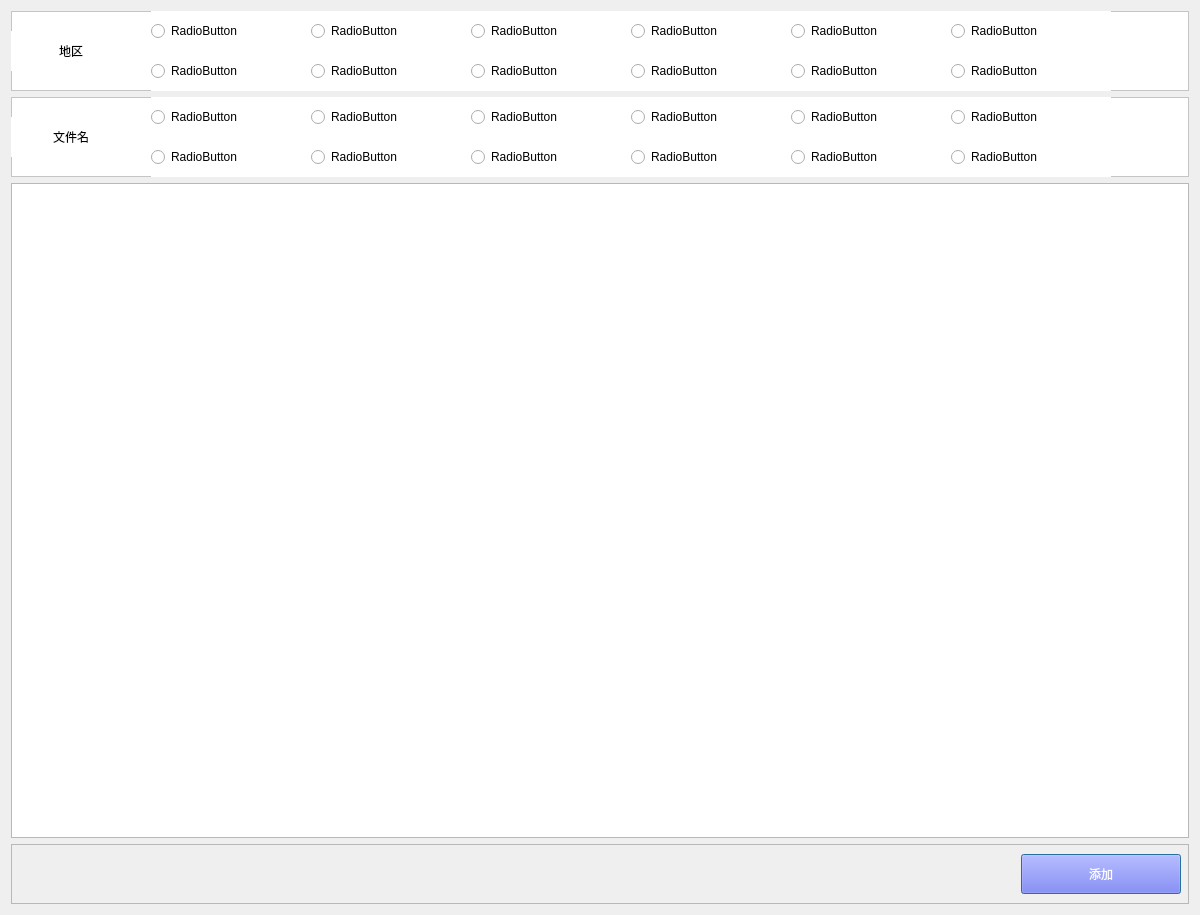
First picture: the form in views/edit/add_gift.ui, repository WanKaKa/IjsGiftWall, before the edit.
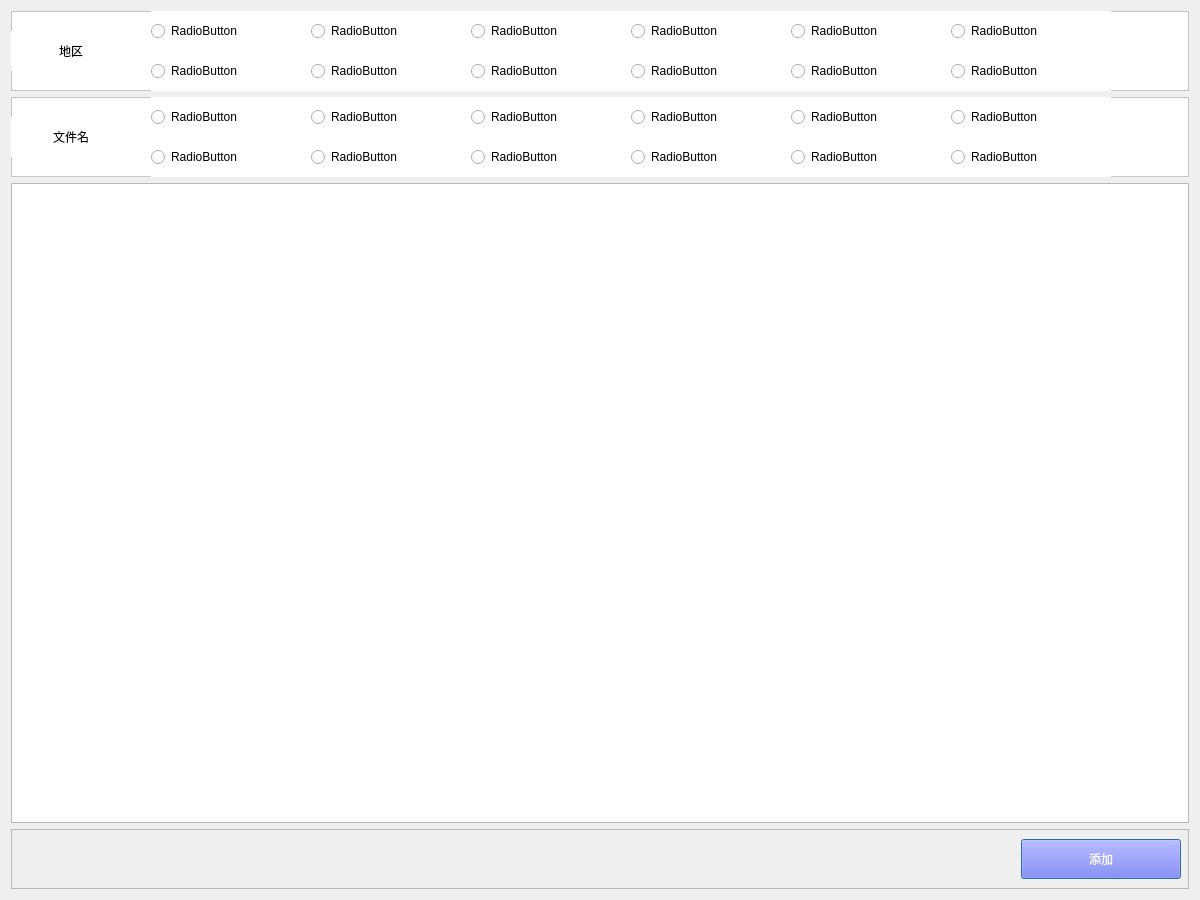
Second picture: the form after the edit.

```diff
--- a/views/edit/add_gift.ui
+++ b/views/edit/add_gift.ui
@@ -7,19 +7,19 @@
     <x>0</x>
     <y>0</y>
     <width>1200</width>
-    <height>915</height>
+    <height>900</height>
    </rect>
   </property>
   <property name="minimumSize">
    <size>
     <width>1200</width>
-    <height>915</height>
+    <height>900</height>
    </size>
   </property>
   <property name="maximumSize">
    <size>
     <width>1200</width>
-    <height>915</height>
+    <height>900</height>
    </size>
   </property>
   <property name="windowTitle">
```
